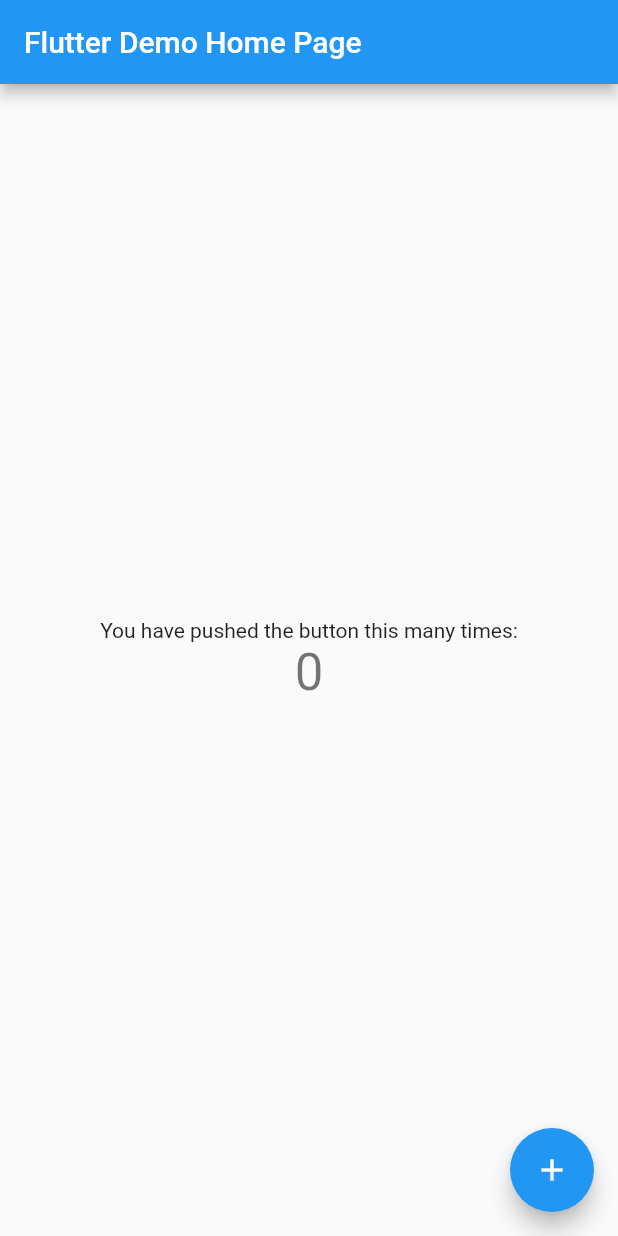
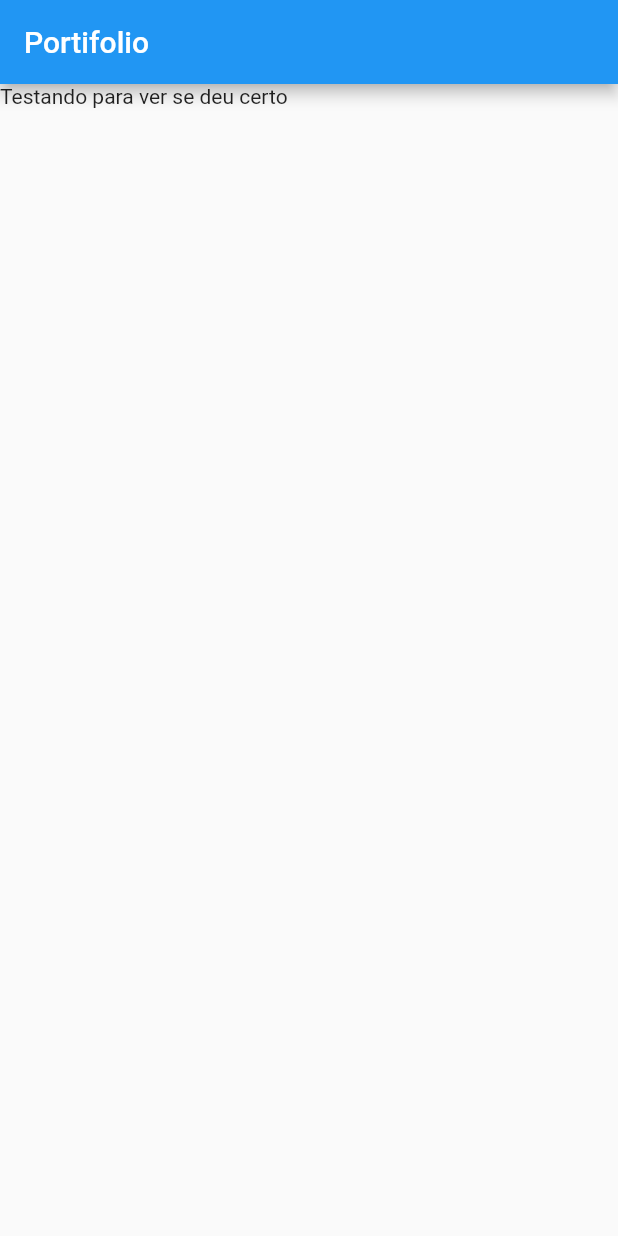
Before and after one commit to DesenvolvedorDOM23/portifolio, a Flutter app: the screen it shows after launch, on a phone screen of 412 x 824 dp. Run offline on Flutter 3.47's test engine with Material 2 defaults, Android fonts, the phone set to English and light mode, and no system bars.

Commit message:
testando a pagina web

```diff
--- a/lib/main.dart
+++ b/lib/main.dart
@@ -13,33 +13,15 @@ class MyApp extends StatelessWidget {
     return MaterialApp(
       title: 'Flutter Demo',
       theme: ThemeData(
-        // This is the theme of your application.
-        //
-        // Try running your application with "flutter run". You'll see the
-        // application has a blue toolbar. Then, without quitting the app, try
-        // changing the primarySwatch below to Colors.green and then invoke
-        // "hot reload" (press "r" in the console where you ran "flutter run",
-        // or simply save your changes to "hot reload" in a Flutter IDE).
-        // Notice that the counter didn't reset back to zero; the application
-        // is not restarted.
         primarySwatch: Colors.blue,
       ),
-      home: const MyHomePage(title: 'Flutter Demo Home Page'),
+      home: const MyHomePage(title: 'Portifolio'),
     );
   }
 }
 
 class MyHomePage extends StatefulWidget {
   const MyHomePage({super.key, required this.title});
-
-  // This widget is the home page of your application. It is stateful, meaning
-  // that it has a State object (defined below) that contains fields that affect
-  // how it looks.
-
-  // This class is the configuration for the state. It holds the values (in this
-  // case the title) provided by the parent (in this case the App widget) and
-  // used by the build method of the State. Fields in a Widget subclass are
-  // always marked "final".
 
   final String title;
 
@@ -48,68 +30,12 @@ class MyHomePage extends StatefulWidget {
 }
 
 class _MyHomePageState extends State<MyHomePage> {
-  int _counter = 0;
-
-  void _incrementCounter() {
-    setState(() {
-      // This call to setState tells the Flutter framework that something has
-      // changed in this State, which causes it to rerun the build method below
-      // so that the display can reflect the updated values. If we changed
-      // _counter without calling setState(), then the build method would not be
-      // called again, and so nothing would appear to happen.
-      _counter++;
-    });
-  }
-
   @override
   Widget build(BuildContext context) {
-    // This method is rerun every time setState is called, for instance as done
-    // by the _incrementCounter method above.
-    //
-    // The Flutter framework has been optimized to make rerunning build methods
-    // fast, so that you can just rebuild anything that needs updating rather
-    // than having to individually change instances of widgets.
     return Scaffold(
-      appBar: AppBar(
-        // Here we take the value from the MyHomePage object that was created by
-        // the App.build method, and use it to set our appbar title.
-        title: Text(widget.title),
-      ),
-      body: Center(
-        // Center is a layout widget. It takes a single child and positions it
-        // in the middle of the parent.
-        child: Column(
-          // Column is also a layout widget. It takes a list of children and
-          // arranges them vertically. By default, it sizes itself to fit its
-          // children horizontally, and tries to be as tall as its parent.
-          //
-          // Invoke "debug painting" (press "p" in the console, choose the
-          // "Toggle Debug Paint" action from the Flutter Inspector in Android
-          // Studio, or the "Toggle Debug Paint" command in Visual Studio Code)
-          // to see the wireframe for each widget.
-          //
-          // Column has various properties to control how it sizes itself and
-          // how it positions its children. Here we use mainAxisAlignment to
-          // center the children vertically; the main axis here is the vertical
-          // axis because Columns are vertical (the cross axis would be
-          // horizontal).
-          mainAxisAlignment: MainAxisAlignment.center,
-          children: <Widget>[
-            const Text(
-              'You have pushed the button this many times:',
-            ),
-            Text(
-              '$_counter',
-              style: Theme.of(context).textTheme.headlineMedium,
-            ),
-          ],
+        appBar: AppBar(
+          title: Text(widget.title),
         ),
-      ),
-      floatingActionButton: FloatingActionButton(
-        onPressed: _incrementCounter,
-        tooltip: 'Increment',
-        child: const Icon(Icons.add),
-      ), // This trailing comma makes auto-formatting nicer for build methods.
-    );
+        body: Text("Testando para ver se deu certo "));
   }
 }
```
